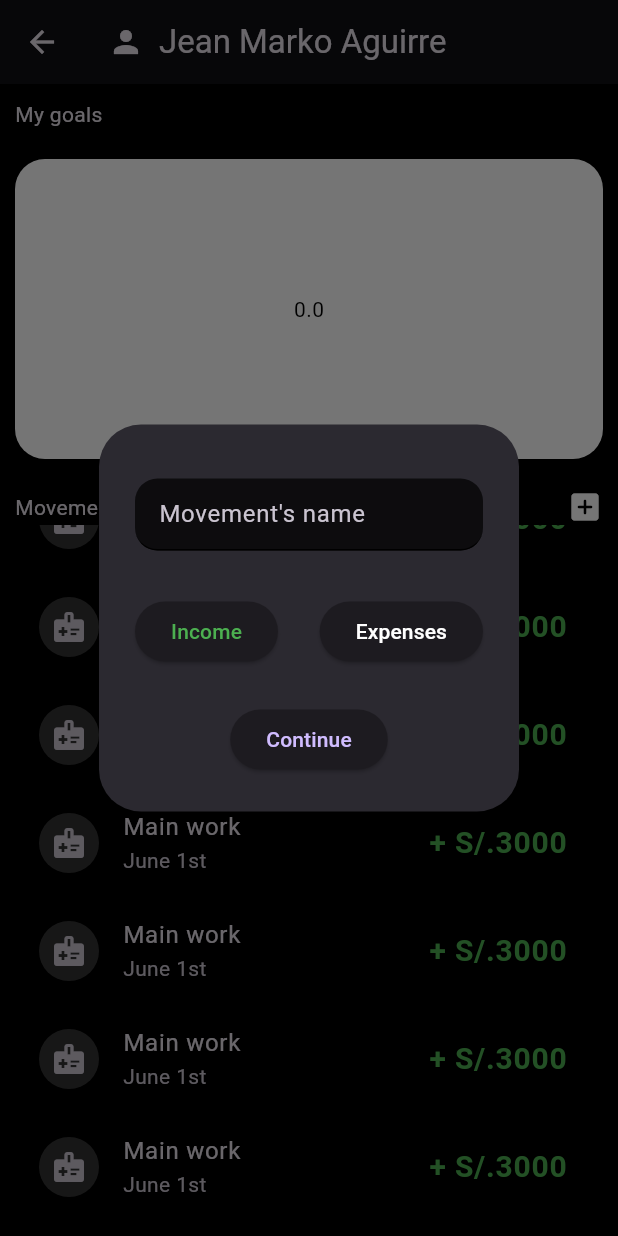
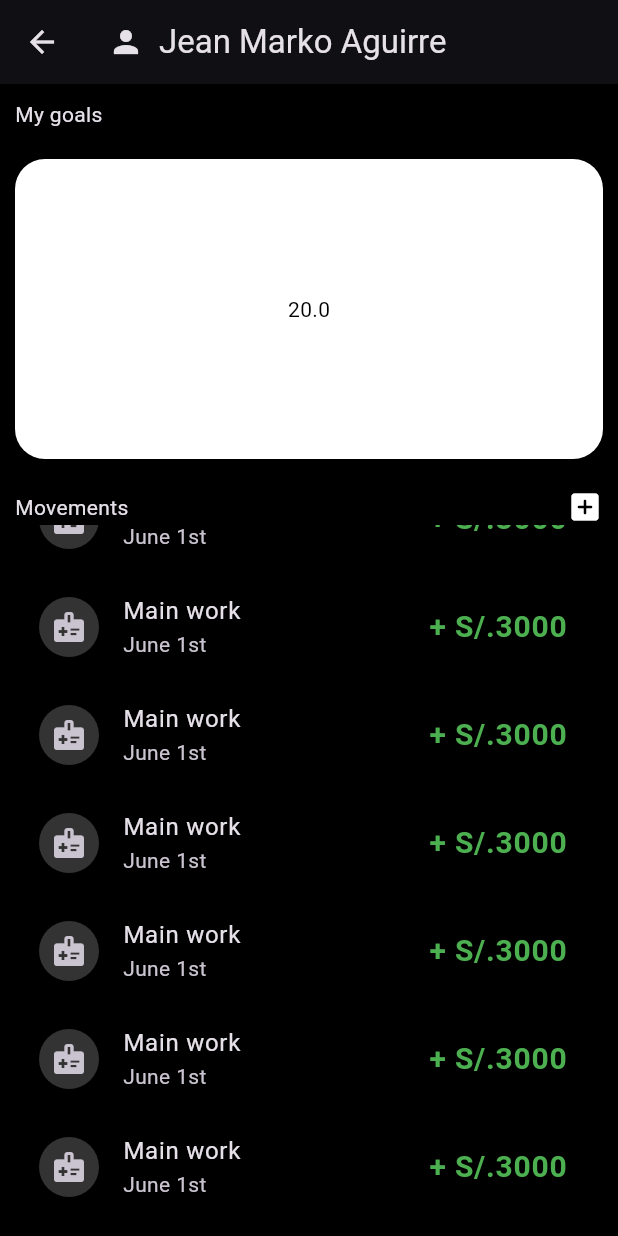
Before and after one commit to jeanmarko2703/financialApp, a Flutter app: the HomeScreen screen opened by its route, scrolled down 256 dp, after a tap on the "add box" icon, on a phone screen of 412 x 824 dp. Run offline on Flutter 3.47's test engine with Material 3 defaults, Android fonts, the phone set to English and light mode, and no system bars; our stand-ins replace sqflite; accounts and stored records are empty.

Commit message:
feat: amount screen and load local database

```diff
--- a/lib/providers/amount_provider.dart
+++ b/lib/providers/amount_provider.dart
@@ -5,7 +5,8 @@ import '../services/localDatabase_service.dart';
 
 class AmountProvider extends ChangeNotifier {
   final DatabaseHelper _dbHelper = DatabaseHelper();
-  AmountModel _amountModel = AmountModel.empty();
+  AmountModel _amountModel =
+      AmountModel.empty().copyWith(goalName: 'principal');
   double get currentAmount => _amountModel.currentAmount;
 
   void setAmount(double amount) {
@@ -16,6 +17,7 @@ class AmountProvider extends ChangeNotifier {
   void increaseAmount(double amount) {
     _amountModel = _amountModel.copyWith(
         currentAmount: _amountModel.currentAmount + amount);
+    _dbHelper.insertAmount(_amountModel);
     notifyListeners();
   }
 
--- a/lib/routes/routes.dart
+++ b/lib/routes/routes.dart
@@ -3,7 +3,7 @@ import 'package:flutter/material.dart';
 import 'package:flutter/widgets.dart';
 
 class AppRoutes {
-  static String initialRoute = 'HomeScreen';
+  static String initialRoute = 'AmountScreen';
 
   static Map<String, Widget Function(BuildContext)> getRoutes() {
     Map<String, Widget Function(BuildContext)> routes = {
--- a/lib/screens/home_screen.dart
+++ b/lib/screens/home_screen.dart
@@ -3,9 +3,22 @@ import 'package:flutter/material.dart';
 import 'package:provider/provider.dart';
 
 import '../widgets/custom_button.dart';
+import '../widgets/icon_widget.dart';
 
-class HomeScreen extends StatelessWidget {
+class HomeScreen extends StatefulWidget {
   const HomeScreen({super.key});
+
+  @override
+  State<HomeScreen> createState() => _HomeScreenState();
+}
+
+class _HomeScreenState extends State<HomeScreen> {
+  @override
+  void didChangeDependencies() {
+    // TODO: implement didChangeDependencies
+    super.didChangeDependencies();
+    Provider.of<AmountProvider>(context).loadAmount();
+  }
 
   @override
   Widget build(BuildContext context) {
@@ -45,7 +58,8 @@ class HomeScreen extends StatelessWidget {
               children: [
                 const Text("Movements"),
                 GestureDetector(
-                    onTap: () => addMovement(context),
+                    // onTap: () => addMovement(context),
+                    onTap: () => amount.increaseAmount(20),
                     child: const Icon(Icons.add_box_rounded))
               ],
             ),
@@ -69,17 +83,13 @@ class MovementWidget extends StatelessWidget {
 
   @override
   Widget build(BuildContext context) {
-    return ListTile(
-      leading: Container(
-        width: 40,
-        height: 40,
-        decoration: BoxDecoration(
-            shape: BoxShape.circle, color: Colors.white.withOpacity(0.2)),
-        child: const Icon(Icons.medical_information),
+    return const ListTile(
+      leading: IconWidget(
+        icon: Icons.medical_information,
       ),
-      title: const Text("Main work"),
-      subtitle: const Text("June 1st"),
-      trailing: const Text(
+      title: Text("Main work"),
+      subtitle: Text("June 1st"),
+      trailing: Text(
         "+ S/.${3000}",
         style: TextStyle(
             color: Colors.green, fontWeight: FontWeight.w600, fontSize: 20),
--- /dev/null
+++ b/lib/widgets/icon_widget.dart
@@ -0,0 +1,19 @@
+import 'package:flutter/material.dart';
+
+class IconWidget extends StatelessWidget {
+  const IconWidget({
+    super.key,
+    required this.icon,
+  });
+  final IconData icon;
+  @override
+  Widget build(BuildContext context) {
+    return Container(
+      width: 40,
+      height: 40,
+      decoration: BoxDecoration(
+          shape: BoxShape.circle, color: Colors.white.withOpacity(0.2)),
+      child: Icon(icon),
+    );
+  }
+}
```
Also changed, not shown: lib/screens/amount_screen.dart (+91 -1 lines).
